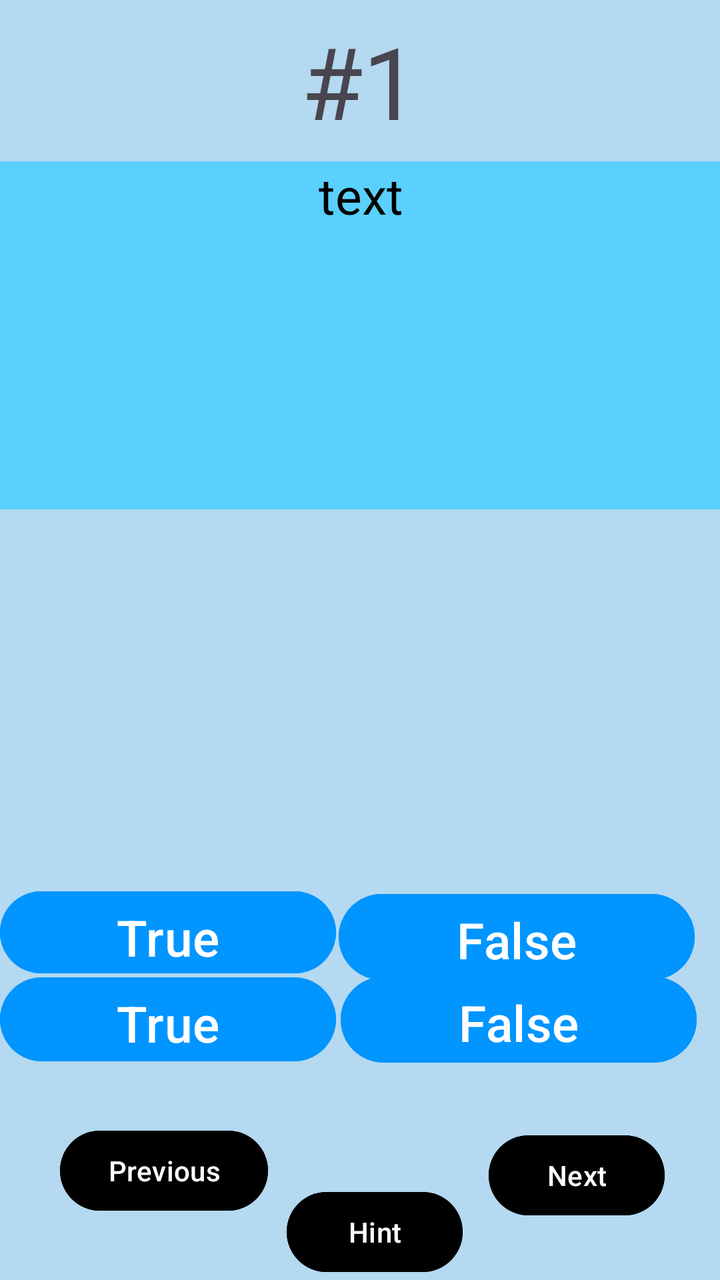
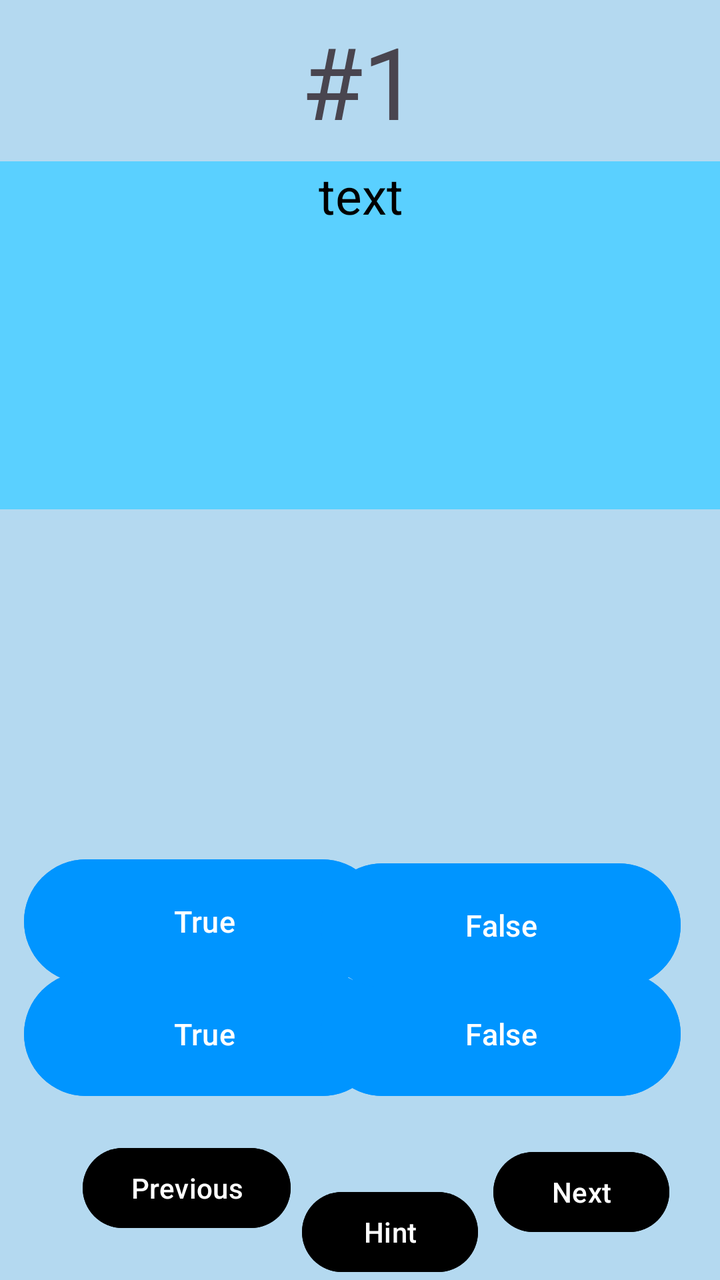

Compare the two renders of this Android layout. The source of the first and the diff that turns it into the second are given below.
<!-- AndroidManifest.xml: application theme Theme.QuizAppPeriodic_tableNB -->
<!-- res/layout/activity_main.xml -->
<?xml version="1.0" encoding="utf-8"?>
<androidx.constraintlayout.widget.ConstraintLayout xmlns:android="http://schemas.android.com/apk/res/android"
    xmlns:app="http://schemas.android.com/apk/res-auto"
    xmlns:tools="http://schemas.android.com/tools"
    android:id="@+id/main"
    android:layout_width="match_parent"
    android:layout_height="match_parent"
    tools:context=".MainActivity"
    android:background="@color/TextBg">

    <TextView
        android:id="@+id/QuestionNumber"
        android:layout_width="wrap_content"
        android:layout_height="wrap_content"
        android:text="@string/QuestionNum"
        android:textSize="50sp"
        app:layout_constraintBottom_toTopOf="@+id/Question"
        app:layout_constraintEnd_toEndOf="@+id/Question"
        app:layout_constraintStart_toStartOf="@+id/Question"
        app:layout_constraintTop_toTopOf="parent" />

    <TextView
        android:id="@+id/Question"
        android:layout_width="384dp"
        android:layout_height="174dp"
        android:background="@color/backgroundBlue"
        android:outlineProvider="background"
        android:text="text"
        android:textAlignment="center"
        android:textColor="@color/black"
        android:textSize="25sp"
        app:layout_constraintBottom_toBottomOf="parent"
        app:layout_constraintEnd_toEndOf="parent"
        app:layout_constraintStart_toStartOf="parent"
        app:layout_constraintTop_toTopOf="parent"
        app:layout_constraintVertical_bias="0.173"
        tools:ignore="HardcodedText" />

    <Button
        android:id="@+id/Button1"
        android:layout_width="168dp"
        android:layout_height="49dp"
        android:backgroundTint="@color/blue"
        android:text="@string/TrueButton"
        android:textSize="25sp"
        app:layout_constraintBottom_toBottomOf="parent"
        app:layout_constraintEnd_toStartOf="@+id/False"
        app:layout_constraintHorizontal_bias="0.288"
        app:layout_constraintStart_toStartOf="parent"
        app:layout_constraintTop_toBottomOf="@+id/Question"
        app:layout_constraintVertical_bias="0.556" />

    <Button
        android:id="@+id/Button2"
        android:layout_width="168dp"
        android:layout_height="50dp"
        android:backgroundTint="@color/blue"
        android:text="@string/TrueButton"
        android:textSize="25sp"
        app:layout_constraintBottom_toBottomOf="parent"
        app:layout_constraintEnd_toStartOf="@+id/False"
        app:layout_constraintHorizontal_bias="0.288"
        app:layout_constraintStart_toStartOf="parent"
        app:layout_constraintTop_toBottomOf="@+id/Question"
        app:layout_constraintVertical_bias="0.686" />

    <Button
        android:id="@+id/Button4"
        android:layout_width="178dp"
        android:layout_height="51dp"
        android:backgroundTint="@color/blue"
        android:text="@string/FalseButton"
        android:textSize="25sp"
        app:layout_constraintBottom_toBottomOf="parent"
        app:layout_constraintEnd_toEndOf="parent"
        app:layout_constraintHorizontal_bias="0.935"
        app:layout_constraintStart_toStartOf="parent"
        app:layout_constraintTop_toBottomOf="@+id/Question"
        app:layout_constraintVertical_bias="0.687" />
    <Button
        android:id="@+id/Button3"
        android:layout_width="178dp"
        android:layout_height="51dp"
        android:backgroundTint="@color/blue"
        android:text="@string/FalseButton"
        android:textSize="25sp"
        app:layout_constraintBottom_toBottomOf="parent"
        app:layout_constraintEnd_toEndOf="parent"
        app:layout_constraintHorizontal_bias="0.931"
        app:layout_constraintStart_toStartOf="parent"
        app:layout_constraintTop_toBottomOf="@+id/Question"
        app:layout_constraintVertical_bias="0.563" />

    <ImageView
        android:layout_width="wrap_content"
        android:layout_height="wrap_content"
        app:layout_constraintBottom_toBottomOf="parent"
        app:layout_constraintEnd_toEndOf="parent"
        app:layout_constraintStart_toStartOf="parent"
        app:layout_constraintTop_toTopOf="parent"  />


    <Button
        android:id="@+id/nextButton"
        android:layout_width="wrap_content"
        android:layout_height="wrap_content"
        android:backgroundTint="@color/black"
        android:text="@string/next"
        app:layout_constraintBottom_toBottomOf="parent"
        app:layout_constraintEnd_toEndOf="parent"
        app:layout_constraintHorizontal_bias="0.8"
        app:layout_constraintStart_toEndOf="@+id/previousButton"
        app:layout_constraintTop_toBottomOf="@+id/Button4" />

    <ImageView
        android:id="@+id/imageView"
        android:layout_width="386dp"
        android:layout_height="203dp"
        android:layout_marginTop="1dp"
        app:layout_constraintBottom_toTopOf="@+id/False"
        app:layout_constraintEnd_toEndOf="parent"
        app:layout_constraintHorizontal_bias="0.48"
        app:layout_constraintStart_toStartOf="parent"
        app:layout_constraintTop_toBottomOf="@+id/Question"
        app:layout_constraintVertical_bias="0.076" />

    <Button
        android:id="@+id/previousButton"
        android:layout_width="wrap_content"
        android:layout_height="wrap_content"
        android:layout_marginBottom="4dp"
        android:backgroundTint="@color/black"
        android:text="@string/PreviousButton"
        app:layout_constraintBottom_toBottomOf="parent"
        app:layout_constraintEnd_toEndOf="@+id/Button2"
        app:layout_constraintHorizontal_bias="0.468"
        app:layout_constraintStart_toStartOf="parent"
        app:layout_constraintTop_toBottomOf="@+id/Button2" />

    <Button
        android:id="@+id/hintButton"
        android:layout_width="wrap_content"
        android:layout_height="wrap_content"
        android:backgroundTint="@color/black"
        android:text="Hint"
        app:layout_constraintBottom_toBottomOf="parent"
        app:layout_constraintEnd_toStartOf="@+id/nextButton"
        app:layout_constraintHorizontal_bias="0.421"
        app:layout_constraintStart_toEndOf="@+id/previousButton"
        app:layout_constraintTop_toBottomOf="@+id/False"
        app:layout_constraintVertical_bias="0.8"
        tools:ignore="HardcodedText" />

</androidx.constraintlayout.widget.ConstraintLayout>
<!-- resources referenced by this layout -->
<resources>
  <color name="TextBg">#b4d9f0</color>
  <color name="backgroundBlue">#5AD0FF</color>
  <color name="black">#FF000000</color>
  <color name="blue">#0095FF</color>
  <string name="FalseButton">False</string>
  <string name="PreviousButton">Previous</string>
  <string name="QuestionNum">#1</string>
  <string name="TrueButton">True</string>
  <string name="next">Next</string>
  <style name="Theme.QuizAppPeriodic_tableNB" parent="Base.Theme.QuizAppPeriodic_tableNB" />
  <style name="Base.Theme.QuizAppPeriodic_tableNB" parent="Theme.Material3.DayNight.NoActionBar">
          
          
      </style>
</resources>

<!-- the commit's change to res/layout/activity_main.xml (unified diff, before → after) -->
@@ -38,58 +38,61 @@
 
     <Button
         android:id="@+id/Button1"
-        android:layout_width="168dp"
-        android:layout_height="49dp"
+        android:layout_width="180dp"
+        android:layout_height="70dp"
+        android:layout_marginStart="12dp"
         android:backgroundTint="@color/blue"
         android:text="@string/TrueButton"
-        android:textSize="25sp"
+        android:textSize="15sp"
         app:layout_constraintBottom_toBottomOf="parent"
         app:layout_constraintEnd_toStartOf="@+id/False"
         app:layout_constraintHorizontal_bias="0.288"
         app:layout_constraintStart_toStartOf="parent"
         app:layout_constraintTop_toBottomOf="@+id/Question"
-        app:layout_constraintVertical_bias="0.556" />
+        app:layout_constraintVertical_bias="0.542" />
 
     <Button
         android:id="@+id/Button2"
-        android:layout_width="168dp"
-        android:layout_height="50dp"
+        android:layout_width="180dp"
+        android:layout_height="70dp"
+        android:layout_marginStart="12dp"
         android:backgroundTint="@color/blue"
         android:text="@string/TrueButton"
-        android:textSize="25sp"
+        android:textSize="15sp"
         app:layout_constraintBottom_toBottomOf="parent"
         app:layout_constraintEnd_toStartOf="@+id/False"
         app:layout_constraintHorizontal_bias="0.288"
         app:layout_constraintStart_toStartOf="parent"
         app:layout_constraintTop_toBottomOf="@+id/Question"
-        app:layout_constraintVertical_bias="0.686" />
+        app:layout_constraintVertical_bias="0.721" />
 
     <Button
         android:id="@+id/Button4"
-        android:layout_width="178dp"
-        android:layout_height="51dp"
+        android:layout_width="180dp"
+        android:layout_height="70dp"
         android:backgroundTint="@color/blue"
         android:text="@string/FalseButton"
-        android:textSize="25sp"
+        android:textSize="15sp"
         app:layout_constraintBottom_toBottomOf="parent"
         app:layout_constraintEnd_toEndOf="parent"
-        app:layout_constraintHorizontal_bias="0.935"
+        app:layout_constraintHorizontal_bias="0.891"
         app:layout_constraintStart_toStartOf="parent"
         app:layout_constraintTop_toBottomOf="@+id/Question"
-        app:layout_constraintVertical_bias="0.687" />
+        app:layout_constraintVertical_bias="0.721" />
+
     <Button
         android:id="@+id/Button3"
-        android:layout_width="178dp"
-        android:layout_height="51dp"
+        android:layout_width="180dp"
+        android:layout_height="70dp"
         android:backgroundTint="@color/blue"
         android:text="@string/FalseButton"
-        android:textSize="25sp"
+        android:textSize="15sp"
         app:layout_constraintBottom_toBottomOf="parent"
         app:layout_constraintEnd_toEndOf="parent"
-        app:layout_constraintHorizontal_bias="0.931"
+        app:layout_constraintHorizontal_bias="0.891"
         app:layout_constraintStart_toStartOf="parent"
         app:layout_constraintTop_toBottomOf="@+id/Question"
-        app:layout_constraintVertical_bias="0.563" />
+        app:layout_constraintVertical_bias="0.549" />
 
     <ImageView
         android:layout_width="wrap_content"
